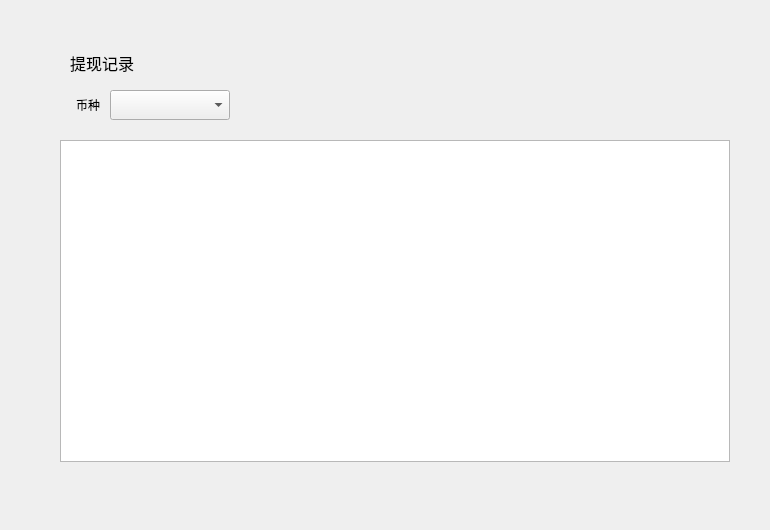
Before: the Qt Designer form LNKWallet/withdrawpage/withdrawrecordwidget.ui in HcashOrg/hx-indicator, drawn with Qt 5.
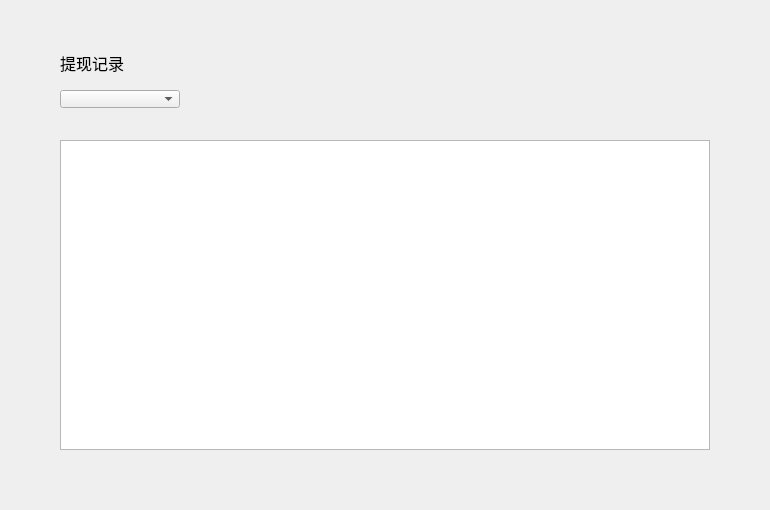
After: the same form once the commit is applied.

```diff
--- a/LNKWallet/withdrawpage/withdrawrecordwidget.ui
+++ b/LNKWallet/withdrawpage/withdrawrecordwidget.ui
@@ -7,7 +7,7 @@
     <x>0</x>
     <y>0</y>
     <width>770</width>
-    <height>530</height>
+    <height>510</height>
    </rect>
   </property>
   <property name="windowTitle">
@@ -18,8 +18,8 @@
     <rect>
      <x>60</x>
      <y>140</y>
-     <width>670</width>
-     <height>322</height>
+     <width>650</width>
+     <height>310</height>
     </rect>
    </property>
    <attribute name="horizontalHeaderVisible">
@@ -107,34 +107,13 @@
     </property>
    </column>
   </widget>
-  <widget class="QLabel" name="label">
-   <property name="geometry">
-    <rect>
-     <x>40</x>
-     <y>90</y>
-     <width>60</width>
-     <height>30</height>
-    </rect>
-   </property>
-   <property name="font">
-    <font>
-     <family>微软雅黑</family>
-    </font>
-   </property>
-   <property name="text">
-    <string>币种</string>
-   </property>
-   <property name="alignment">
-    <set>Qt::AlignRight|Qt::AlignTrailing|Qt::AlignVCenter</set>
-   </property>
-  </widget>
   <widget class="QComboBox" name="assetComboBox">
    <property name="geometry">
     <rect>
-     <x>110</x>
+     <x>60</x>
      <y>90</y>
      <width>120</width>
-     <height>30</height>
+     <height>18</height>
     </rect>
    </property>
    <property name="font">
@@ -147,7 +126,7 @@
    <property name="geometry">
     <rect>
      <x>0</x>
-     <y>480</y>
+     <y>470</y>
      <width>770</width>
      <height>41</height>
     </rect>
@@ -156,7 +135,7 @@
   <widget class="QLabel" name="title_label">
    <property name="geometry">
     <rect>
-     <x>70</x>
+     <x>60</x>
      <y>50</y>
      <width>200</width>
      <height>26</height>
```
